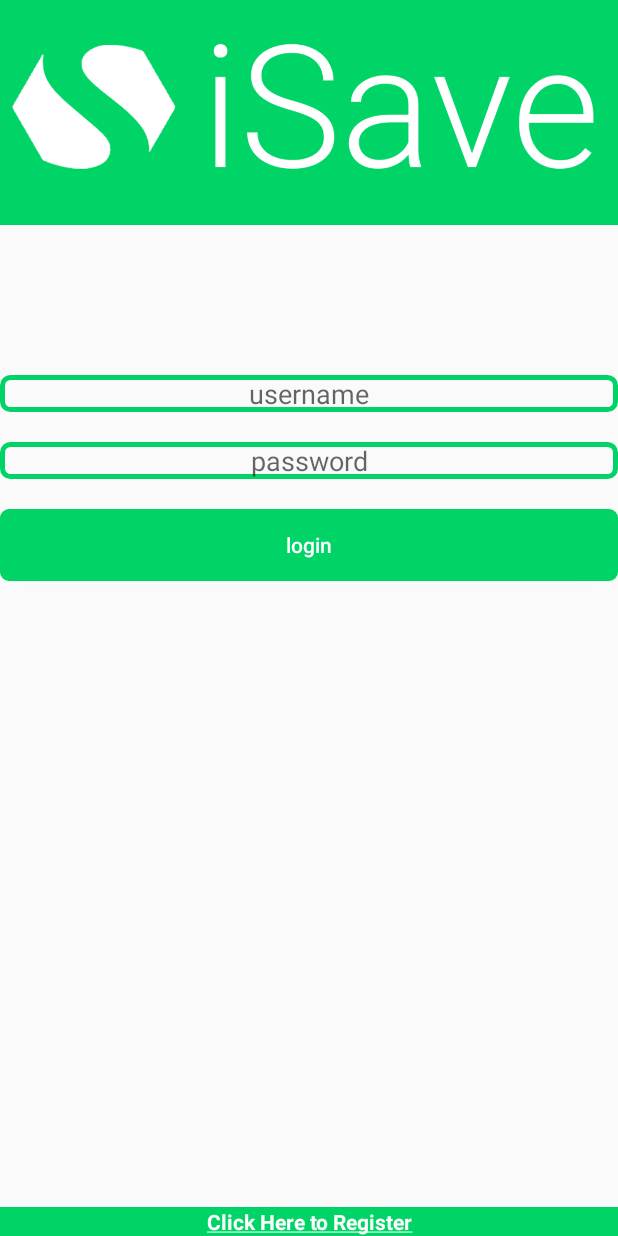
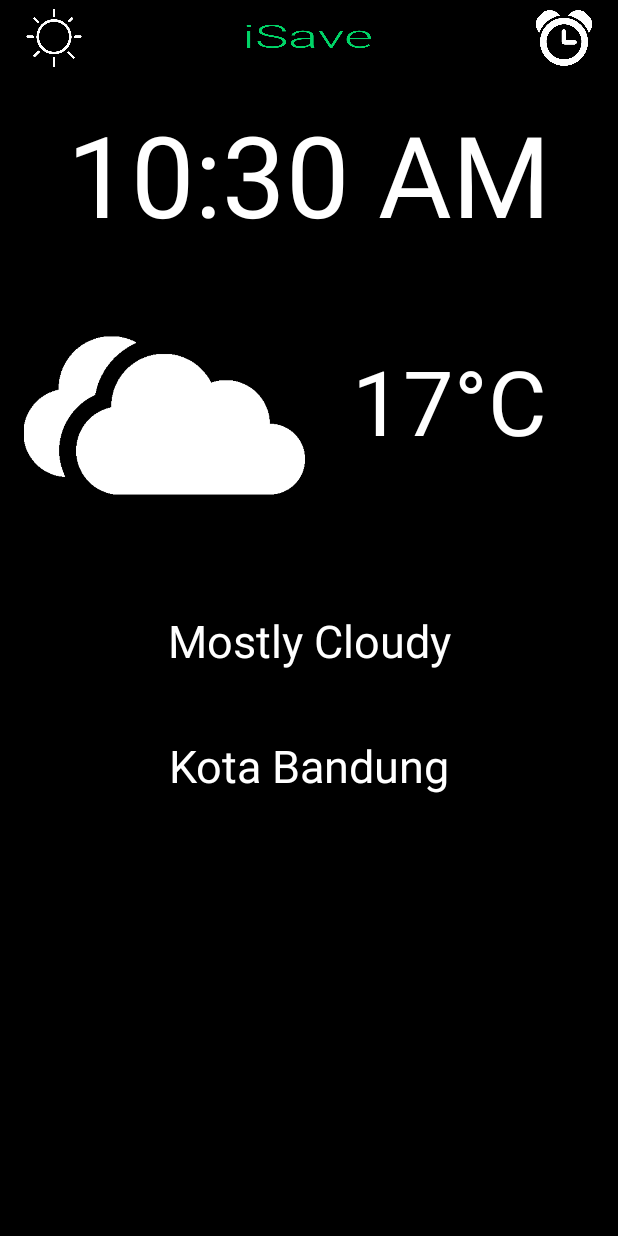
Before and after one commit to adamrotal/iSave-android, an Android app: the screen it shows after launch (Login before the commit, myClock after it), after a tap on an icon or button, on a phone screen of 412 x 824 dp. Run offline under Robolectric (Android 15) with nearby library versions, the phone set to English and light mode, and no system bars.

Commit message:
add myClock page

```diff
--- a/app/src/main/AndroidManifest.xml
+++ b/app/src/main/AndroidManifest.xml
@@ -15,8 +15,9 @@
                 <category android:name="android.intent.category.LAUNCHER" />
             </intent-filter>
         </activity>
-        <activity android:name=".Register"></activity>
-        <activity android:name=".MainActivity"></activity>
+        <activity android:name=".Register" />
+        <activity android:name=".MainActivity" />
+        <activity android:name=".myClock"></activity>
     </application>
 
 </manifest>
--- a/app/src/main/java/baja/isave/Login.java
+++ b/app/src/main/java/baja/isave/Login.java
@@ -24,5 +24,12 @@ public class Login extends AppCompatActivity {
     public void goRegister (View view){
         Intent i = new Intent(Login.this,Register.class);
         startActivity(i);
+        finish();
+    }
+
+    public void loginPressed (View view){
+        Intent i = new Intent(Login.this,myClock.class);
+        startActivity(i);
+        finish();
     }
 }
--- /dev/null
+++ b/app/src/main/java/baja/isave/myClock.java
@@ -0,0 +1,13 @@
+package baja.isave;
+
+import android.support.v7.app.AppCompatActivity;
+import android.os.Bundle;
+
+public class myClock extends AppCompatActivity {
+
+    @Override
+    protected void onCreate(Bundle savedInstanceState) {
+        super.onCreate(savedInstanceState);
+        setContentView(R.layout.activity_my_clock);
+    }
+}
--- a/app/src/main/res/layout/activity_login.xml
+++ b/app/src/main/res/layout/activity_login.xml
@@ -64,8 +64,9 @@
             android:id="@+id/buttonlogin"
             android:layout_marginTop="20dp"
             android:layout_below="@+id/password"
+
             android:layout_centerHorizontal="true"
-            android:onClick="onButtonClicked"/>
+            android:onClick="loginPressed"/>
 
     </LinearLayout>
 
--- /dev/null
+++ b/app/src/main/res/layout/activity_my_clock.xml
@@ -0,0 +1,117 @@
+<?xml version="1.0" encoding="utf-8"?>
+<ScrollView xmlns:android="http://schemas.android.com/apk/res/android"
+    xmlns:app="http://schemas.android.com/apk/res-auto"
+    xmlns:tools="http://schemas.android.com/tools"
+    android:id="@+id/activity_my_clock"
+    android:layout_width="match_parent"
+    android:layout_height="match_parent"
+    android:paddingBottom="@dimen/activity_vertical_margin"
+    android:paddingLeft="@dimen/activity_horizontal_margin"
+    android:paddingRight="@dimen/activity_horizontal_margin"
+    android:paddingTop="5dp"
+    android:background="#000000"
+    tools:context="baja.isave.myClock">
+
+    <LinearLayout
+        android:layout_width="match_parent"
+        android:layout_height="match_parent"
+        android:orientation="vertical">
+
+
+        <RelativeLayout
+            android:layout_width="match_parent"
+            android:layout_height="wrap_content"
+            android:orientation="horizontal"
+            android:weightSum="1">
+
+            <ImageButton
+                android:layout_width="40dp"
+                android:layout_height="40dp"
+                android:scaleType="fitXY"
+                app:srcCompat="@drawable/sun"
+                android:id="@+id/imageButton"
+                android:background="#00000000"/>
+
+            <ImageButton
+                android:layout_width="40dp"
+                android:layout_height="40dp"
+                android:scaleType="fitXY"
+                android:background="#00000000"
+                app:srcCompat="@drawable/clock"
+                android:id="@+id/imageButton4"
+                android:layout_alignParentTop="true"
+                android:layout_alignParentEnd="true" />
+
+            <ImageButton
+                android:scaleType="fitXY"
+                android:layout_width="88dp"
+                android:layout_height="19dp"
+                android:layout_marginLeft="50dp"
+                app:srcCompat="@drawable/logo_i_hijau"
+                android:background="#00000000"
+                android:id="@+id/imageButton3"
+                android:layout_centerVertical="true"
+                android:layout_centerHorizontal="true" />
+
+
+        </RelativeLayout>
+
+        <TextClock
+            android:layout_width="match_parent"
+            android:layout_height="wrap_content"
+            android:layout_marginTop="20dp"
+            android:id="@+id/textClock"
+            android:textSize="75dp"
+            android:textColor="#FFFFFF"
+            android:layout_alignParentTop="true"
+            android:layout_centerHorizontal="true"
+            android:gravity="center"/>
+
+        <LinearLayout
+            android:layout_width="match_parent"
+            android:layout_height="219dp"
+            android:orientation="horizontal">
+
+            <ImageView
+                android:layout_width="187dp"
+                android:layout_height="202dp"
+                android:layout_marginTop="10dp"
+                app:srcCompat="@drawable/cloud1"
+                android:id="@+id/imageView2" />
+
+            <TextView
+                android:text="17°C"
+                android:layout_width="match_parent"
+                android:layout_height="202dp"
+                android:id="@+id/temperature"
+                android:textColor="#FFFFFF"
+                android:gravity="center"
+                android:textSize="60dp" />
+
+
+        </LinearLayout>
+
+        <TextView
+            android:text="Mostly Cloudy"
+            android:layout_width="match_parent"
+            android:layout_height="83dp"
+            android:id="@+id/statusWeather"
+            android:textColor="#FFFFFF"
+            android:gravity="center"
+            android:textSize="30dp" />
+
+        <TextView
+            android:text="Kota Bandung"
+            android:layout_width="match_parent"
+            android:layout_height="83dp"
+            android:id="@+id/location"
+            android:textColor="#FFFFFF"
+            android:gravity="center"
+            android:textSize="30dp" />
+
+
+
+
+    </LinearLayout>
+
+</ScrollView>
```
Also changed, not shown: app/src/main/res/drawable/clock.png (added), app/src/main/res/drawable/cloud1.png (added), app/src/main/res/drawable/flip1.png (added), app/src/main/res/drawable/pushbutton.png (added), app/src/main/res/drawable/rain1.png (added), app/src/main/res/drawable/shake1.png (added), app/src/main/res/drawable/snoozebutton.png (added), app/src/main/res/drawable/storm1.png (added), app/src/main/res/drawable/sun.png (added).
